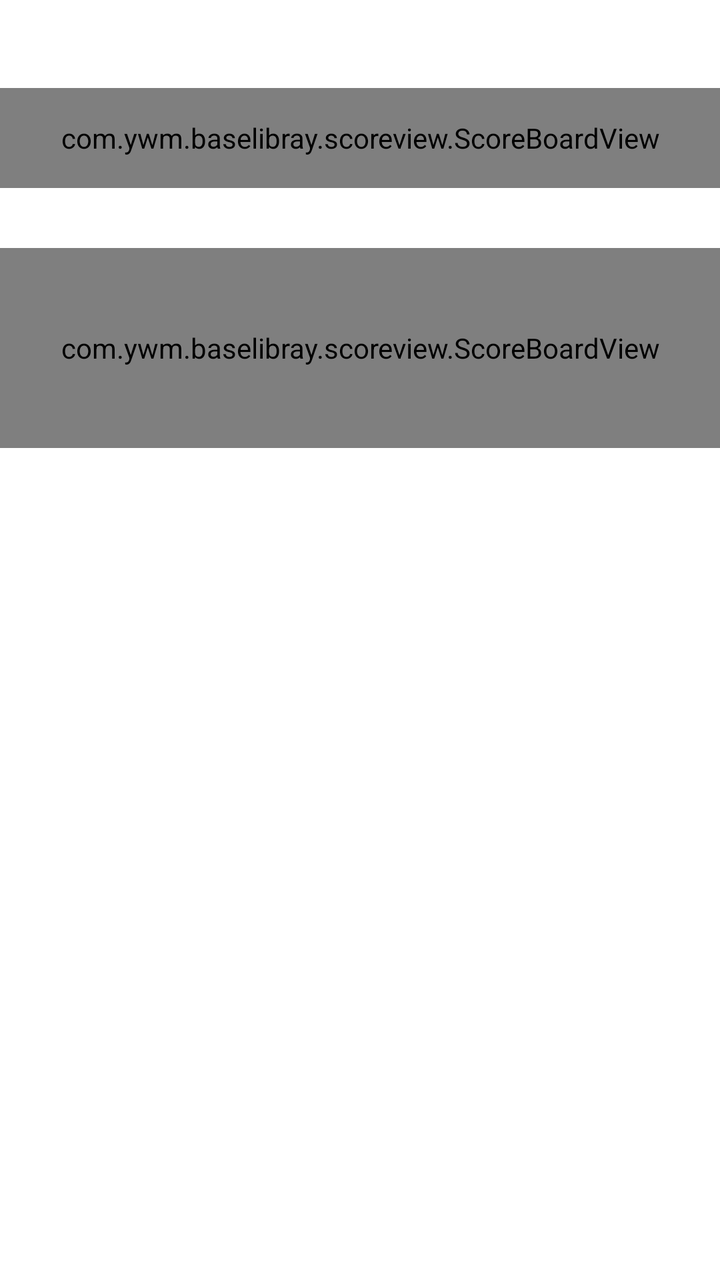
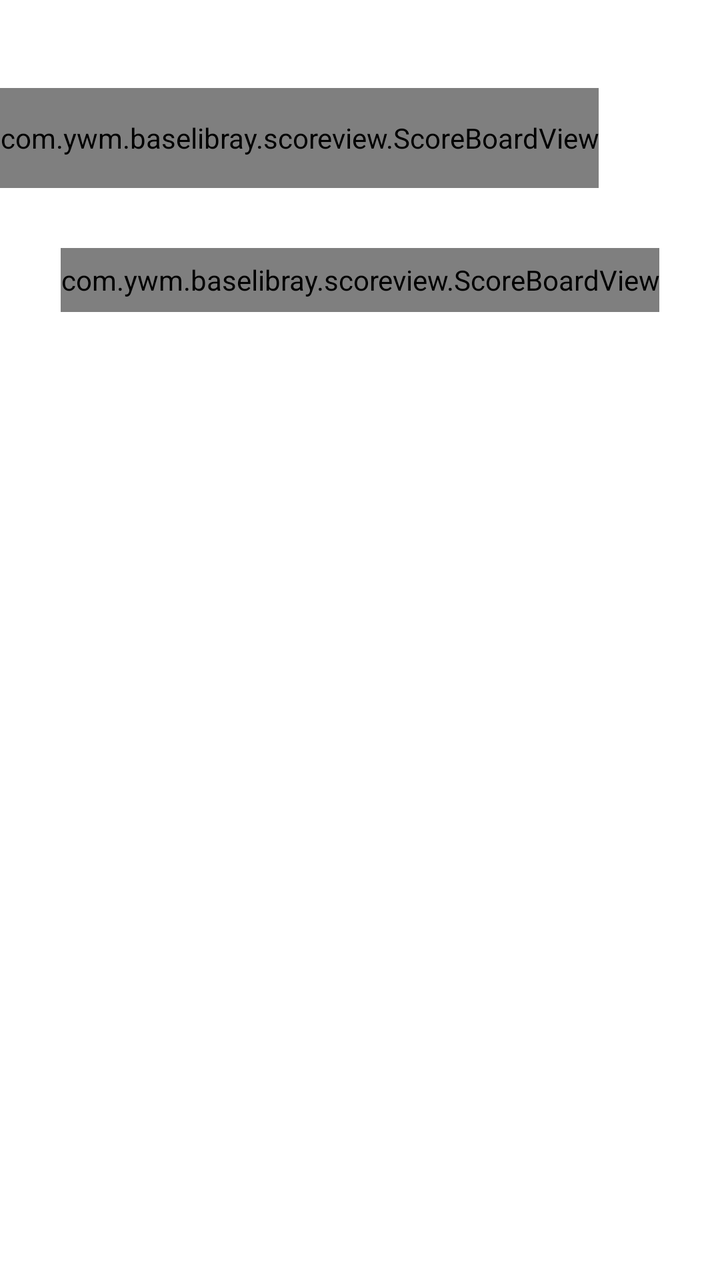

The first picture is an Android layout as it rendered before a commit; the second is the same layout after the commit. The layout source and the unified diff follow.
<!-- AndroidManifest.xml: application theme Theme.FirstApplication -->
<!-- res/layout/activity_score_view.xml -->
<?xml version="1.0" encoding="utf-8"?>
<androidx.constraintlayout.widget.ConstraintLayout
    xmlns:android="http://schemas.android.com/apk/res/android"
    xmlns:app="http://schemas.android.com/apk/res-auto"
    android:layout_width="match_parent"
    android:paddingTop="44dp"
    android:layout_height="match_parent">
    <com.ywm.baselibray.scoreview.ScoreBoardView
        android:id="@+id/scoreview"
        app:layout_constraintStart_toStartOf="parent"
        app:layout_constraintTop_toTopOf="parent"
        android:layout_width="match_parent"
        app:minDigits="8"
        android:layout_height="50dp"/>
    <com.ywm.baselibray.scoreview.ScoreBoardView
        android:id="@+id/scoreBoard2"
        app:layout_constraintStart_toStartOf="parent"
        app:layout_constraintTop_toBottomOf="@id/scoreview"
        android:layout_width="match_parent"
        android:layout_marginTop="30dp"
        android:layout_height="100dp"
        android:layout_marginBottom="16dp"
        app:digitWidth="30dp"
        app:digitHeight="50dp"
        app:digitSpacing="10dp"
        app:minDigits="7"
        app:cardColor="#2196F3" />
    <Button
        android:id="@+id/picker"
        android:layout_width="wrap_content"
        android:layout_height="40dp"
        android:text="dialog activity"
        android:visibility="gone"
        app:layout_constraintStart_toStartOf="parent"
        app:layout_constraintEnd_toEndOf="parent"
        app:layout_constraintTop_toTopOf="parent" />
    <Button
        android:id="@+id/picker1"
        android:visibility="gone"

        android:layout_width="wrap_content"
        android:layout_height="40dp"
        android:text="dialog view"
        app:layout_constraintStart_toStartOf="parent"
        app:layout_constraintEnd_toEndOf="parent"
        app:layout_constraintTop_toBottomOf="@id/picker" />
    <Button
        android:id="@+id/picker2"
        android:visibility="gone"

        android:layout_width="wrap_content"
        android:layout_height="40dp"
        android:text="扩展函数"
        app:layout_constraintTop_toBottomOf="@id/picker1"
        app:layout_constraintStart_toStartOf="parent"
        app:layout_constraintEnd_toEndOf="parent" />

</androidx.constraintlayout.widget.ConstraintLayout>
<!-- resources referenced by this layout -->
<resources>
  <style name="Theme.FirstApplication" parent="Theme.MaterialComponents.DayNight.NoActionBar">
          
          <item name="colorPrimary">@color/purple_500</item>
          <item name="colorPrimaryVariant">@color/purple_700</item>
          <item name="colorOnPrimary">@color/white</item>
          
          <item name="colorSecondary">@color/teal_200</item>
          <item name="android:windowNoTitle">true</item>
  
          <item name="colorSecondaryVariant">@color/teal_700</item>
          <item name="colorOnSecondary">@color/black</item>
          
          <item name="android:statusBarColor">?attr/colorPrimaryVariant</item>
          
      </style>
  <color name="purple_500">#FF6200EE</color>
  <color name="purple_700">#FF3700B3</color>
  <color name="white">#FFFFFFFF</color>
  <color name="teal_200">#FF03DAC5</color>
  <color name="teal_700">#FF018786</color>
  <color name="black">#FF000000</color>
</resources>

<!-- the commit's change to res/layout/activity_score_view.xml (unified diff, before → after) -->
@@ -9,22 +9,23 @@
         android:id="@+id/scoreview"
         app:layout_constraintStart_toStartOf="parent"
         app:layout_constraintTop_toTopOf="parent"
-        android:layout_width="match_parent"
+        android:layout_width="wrap_content"
         app:minDigits="8"
         android:layout_height="50dp"/>
     <com.ywm.baselibray.scoreview.ScoreBoardView
         android:id="@+id/scoreBoard2"
         app:layout_constraintStart_toStartOf="parent"
+        app:layout_constraintEnd_toEndOf="parent"
         app:layout_constraintTop_toBottomOf="@id/scoreview"
-        android:layout_width="match_parent"
+        android:layout_width="wrap_content"
         android:layout_marginTop="30dp"
-        android:layout_height="100dp"
+        android:layout_height="32dp"
         android:layout_marginBottom="16dp"
-        app:digitWidth="30dp"
-        app:digitHeight="50dp"
+        app:digitWidth="26dp"
+        app:digitHeight="32dp"
         app:digitSpacing="10dp"
         app:minDigits="7"
-        app:cardColor="#2196F3" />
+        app:cardColor="#5D4037" />
     <Button
         android:id="@+id/picker"
         android:layout_width="wrap_content"
